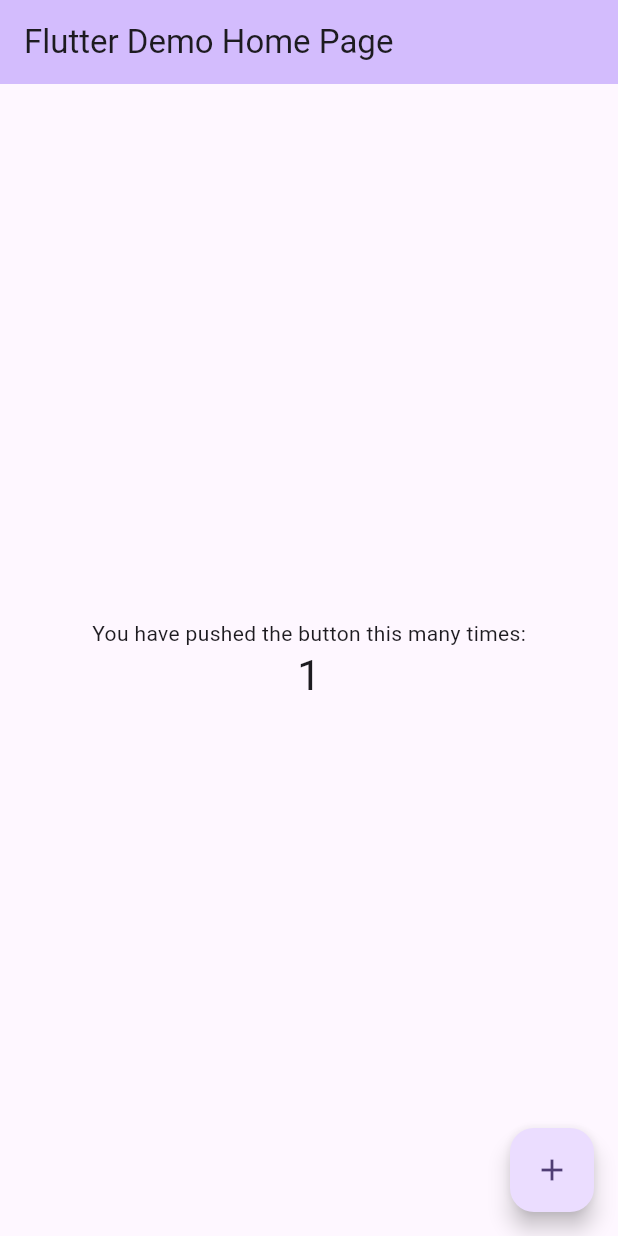
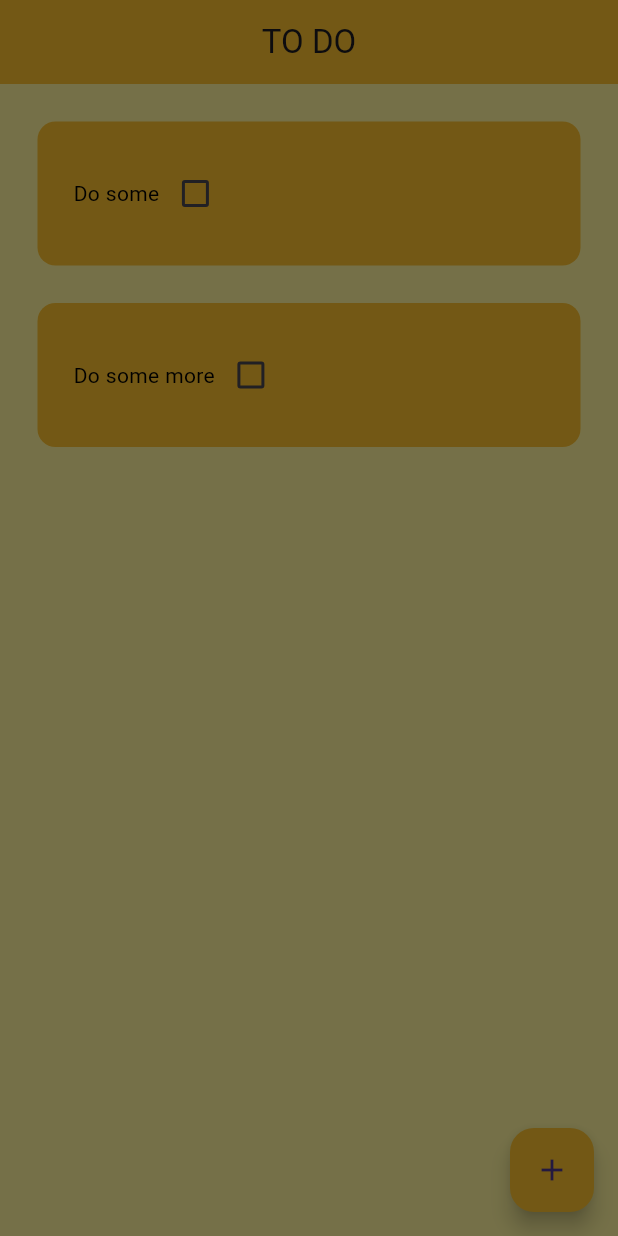
Before and after one commit to duongnhatkhoa/flutter_todo_app, a Flutter app: the screen it shows after launch, after a tap on the "add" icon, on a phone screen of 412 x 824 dp. Run offline on Flutter 3.47's test engine with Material 3 defaults, Android fonts, the phone set to English and light mode, and no system bars; missing offline and left inert: dart:ffi.

Commit message:
Show a fixed task list

```diff
--- a/lib/main.dart
+++ b/lib/main.dart
@@ -1,4 +1,5 @@
 import 'package:flutter/material.dart';
+import 'pages/homepage.dart';
 
 void main() {
   runApp(const MyApp());
@@ -7,119 +8,18 @@ void main() {
 class MyApp extends StatelessWidget {
   const MyApp({super.key});
 
-  // This widget is the root of your application.
   @override
   Widget build(BuildContext context) {
     return MaterialApp(
-      title: 'Flutter Demo',
+      debugShowCheckedModeBanner: false,
+      home: HomePage(),
       theme: ThemeData(
-        // This is the theme of your application.
-        //
-        // TRY THIS: Try running your application with "flutter run". You'll see
-        // the application has a purple toolbar. Then, without quitting the app,
-        // try changing the seedColor in the colorScheme below to Colors.green
-        // and then invoke "hot reload" (save your changes or press the "hot
-        // reload" button in a Flutter-supported IDE, or press "r" if you used
-        // the command line to start the app).
-        //
-        // Notice that the counter didn't reset back to zero; the application
-        // state is not lost during the reload. To reset the state, use hot
-        // restart instead.
-        //
-        // This works for code too, not just values: Most code changes can be
-        // tested with just a hot reload.
-        colorScheme: ColorScheme.fromSeed(seedColor: Colors.deepPurple),
-        useMaterial3: true,
-      ),
-      home: const MyHomePage(title: 'Flutter Demo Home Page'),
+        primarySwatch: Colors.yellow,
+        primaryColor: Colors.yellow,
+        canvasColor: Colors.yellow[200],
+        appBarTheme: AppBarTheme(
+          color: Colors.yellow[700], // Explicitly set the AppBar color here
+      ),),
     );
   }
 }
-
-class MyHomePage extends StatefulWidget {
-  const MyHomePage({super.key, required this.title});
-
-  // This widget is the home page of your application. It is stateful, meaning
-  // that it has a State object (defined below) that contains fields that affect
-  // how it looks.
-
-  // This class is the configuration for the state. It holds the values (in this
-  // case the title) provided by the parent (in this case the App widget) and
-  // used by the build method of the State. Fields in a Widget subclass are
-  // always marked "final".
-
-  final String title;
-
-  @override
-  State<MyHomePage> createState() => _MyHomePageState();
-}
-
-class _MyHomePageState extends State<MyHomePage> {
-  int _counter = 0;
-
-  void _incrementCounter() {
-    setState(() {
-      // This call to setState tells the Flutter framework that something has
-      // changed in this State, which causes it to rerun the build method below
-      // so that the display can reflect the updated values. If we changed
-      // _counter without calling setState(), then the build method would not be
-      // called again, and so nothing would appear to happen.
-      _counter++;
-    });
-  }
-
-  @override
-  Widget build(BuildContext context) {
-    // This method is rerun every time setState is called, for instance as done
-    // by the _incrementCounter method above.
-    //
-    // The Flutter framework has been optimized to make rerunning build methods
-    // fast, so that you can just rebuild anything that needs updating rather
-    // than having to individually change instances of widgets.
-    return Scaffold(
-      appBar: AppBar(
-        // TRY THIS: Try changing the color here to a specific color (to
-        // Colors.amber, perhaps?) and trigger a hot reload to see the AppBar
-        // change color while the other colors stay the same.
-        backgroundColor: Theme.of(context).colorScheme.inversePrimary,
-        // Here we take the value from the MyHomePage object that was created by
-        // the App.build method, and use it to set our appbar title.
-        title: Text(widget.title),
-      ),
-      body: Center(
-        // Center is a layout widget. It takes a single child and positions it
-        // in the middle of the parent.
-        child: Column(
-          // Column is also a layout widget. It takes a list of children and
-          // arranges them vertically. By default, it sizes itself to fit its
-          // children horizontally, and tries to be as tall as its parent.
-          //
-          // Column has various properties to control how it sizes itself and
-          // how it positions its children. Here we use mainAxisAlignment to
-          // center the children vertically; the main axis here is the vertical
-          // axis because Columns are vertical (the cross axis would be
-          // horizontal).
-          //
-          // TRY THIS: Invoke "debug painting" (choose the "Toggle Debug Paint"
-          // action in the IDE, or press "p" in the console), to see the
-          // wireframe for each widget.
-          mainAxisAlignment: MainAxisAlignment.center,
-          children: <Widget>[
-            const Text(
-              'You have pushed the button this many times:',
-            ),
-            Text(
-              '$_counter',
-              style: Theme.of(context).textTheme.headlineMedium,
-            ),
-          ],
-        ),
-      ),
-      floatingActionButton: FloatingActionButton(
-        onPressed: _incrementCounter,
-        tooltip: 'Increment',
-        child: const Icon(Icons.add),
-      ), // This trailing comma makes auto-formatting nicer for build methods.
-    );
-  }
-}
--- /dev/null
+++ b/lib/pages/homepage.dart
@@ -0,0 +1,50 @@
+import 'package:flutter/material.dart';
+import '../util/todo_tile.dart';
+class HomePage extends StatefulWidget {
+  const HomePage({super.key});
+
+  @override
+  State<HomePage> createState() => _HomePageState();
+}
+
+class _HomePageState extends State<HomePage> {
+  //List
+  List toDoList = [
+    ['Do some', false],
+    ['Do some more', false],
+  ];
+  // Checkbox checked
+  void checkBoxChanged(bool ?value, int index) {
+    setState(() {
+      toDoList[index][1] = !toDoList[index][1];
+    });
+  }
+  void createNewTask(){
+    showDialog(context: context, builder: (context) {
+      return AlertDialog();
+    });
+  }
+  @override
+  Widget build(BuildContext context) {
+    return Scaffold(
+      appBar: AppBar(
+        title: Center(child: Text('TO DO')),
+      ),
+      backgroundColor: Theme.of(context).canvasColor,
+
+      body: ListView.builder(
+        itemCount: toDoList.length,
+        itemBuilder: (context, index) =>
+          TodoTile(
+          taskName: toDoList[index][0],
+          taskCompleted: toDoList[index][1],
+          onChanged: (value) => checkBoxChanged(value, index))
+      ),
+      floatingActionButton: FloatingActionButton(
+        onPressed: createNewTask,
+        child: Icon(Icons.add),
+        backgroundColor: Theme.of(context).primaryColorDark,
+      ),
+    );
+  }
+}
--- /dev/null
+++ b/lib/util/todo_tile.dart
@@ -0,0 +1,41 @@
+import 'dart:ffi';
+
+import 'package:flutter/material.dart';
+
+class TodoTile extends StatelessWidget {
+  final String taskName;
+  final bool taskCompleted;
+  Function(bool?)? onChanged;
+
+  TodoTile({super.key, required this.taskName, required this.taskCompleted, required this.onChanged});
+
+  @override
+  Widget build(BuildContext context) {
+    return Padding(
+      padding: const EdgeInsets.only(left: 25.0, right: 25.0, top: 25.0),
+      child: Container(
+        padding: EdgeInsets.all(24),
+        child: Row(
+          children: [
+            // task name
+            Text(
+              taskName,
+              style: TextStyle(
+                decoration: taskCompleted ? TextDecoration.lineThrough : TextDecoration.none,
+                color: taskCompleted ? Colors.grey : Colors.black,
+                fontStyle: taskCompleted ? FontStyle.italic : FontStyle.normal,
+              ),
+            ),
+
+            Checkbox(value: taskCompleted, onChanged: onChanged, activeColor: Colors.black,)
+          ],
+        ),
+        decoration: BoxDecoration(
+            color: Theme.of(context).primaryColorDark,
+            borderRadius: BorderRadius.circular(12)
+        ),
+
+      ),
+    );
+  }
+}
```
